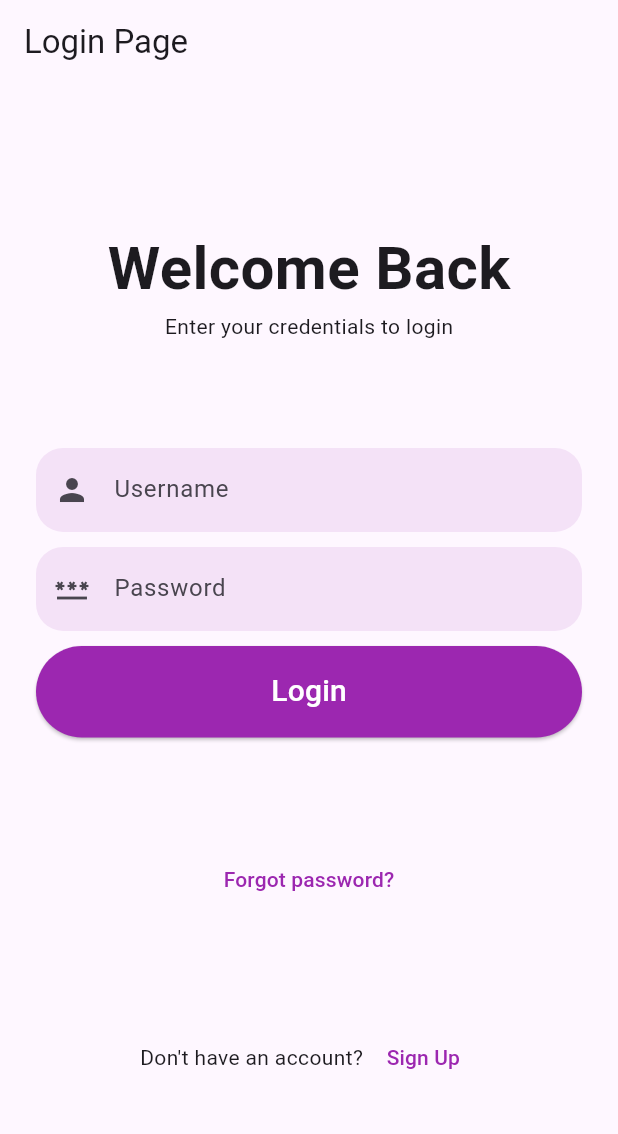
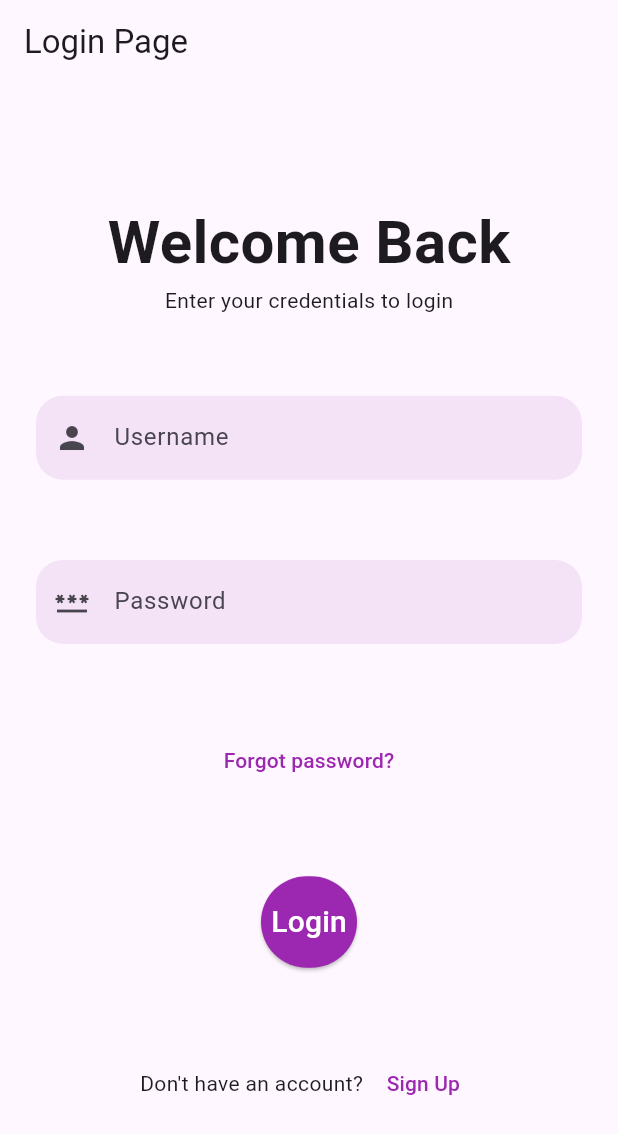
Before and after one commit to rawani123/JobPortal, a Flutter app: the screen it shows after launch, on a phone screen of 412 x 824 dp. Shown: the top 1134 px of the screen. Run offline on Flutter 3.47's test engine with Material 3 defaults, Android fonts, the phone set to English and light mode, and no system bars; our stand-ins replace dio.

```diff
--- a/lib/main.dart
+++ b/lib/main.dart
@@ -1,5 +1,7 @@
 import 'package:flutter/material.dart';
-import 'package:flutter_application_1/pages/login_page.dart';
+import 'package:flutter_application_1/pages/blog_page.dart';
+import 'package:flutter_application_1/pages/login_page.dart'; // Import your LoginPage widget
+import 'package:flutter_application_1/pages/register_page.dart'; // Import your SignupPage widget
 
 void main() {
   runApp(MyApp());
@@ -9,8 +11,13 @@ class MyApp extends StatelessWidget {
   @override
   Widget build(BuildContext context) {
     return MaterialApp(
-      debugShowCheckedModeBanner: false,
-      home: LoginPage(),
+      title: 'Your App Title',
+      initialRoute: '/login', // Set the initial route to the login page
+      routes: {
+        '/login': (context) => LoginPage(), // Define the route for the LoginPage
+        '/signup': (context) => SignupPage(), // Define the route for the SignupPage
+        '/blog': (context) => BlogPage(), // Define the route for the BlogPage
+      },
     );
   }
 }
--- a/lib/pages/login_page.dart
+++ b/lib/pages/login_page.dart
@@ -1,8 +1,59 @@
 import 'package:flutter/material.dart';
-import 'register_page.dart'; // Import the RegisterPage widget from its file
+import 'package:dio/dio.dart';
 
-class LoginPage extends StatelessWidget {
-  const LoginPage({Key? key});
+class LoginPage extends StatefulWidget {
+  const LoginPage({Key? key}) : super(key: key);
+
+  @override
+  _LoginPageState createState() => _LoginPageState();
+}
+
+class _LoginPageState extends State<LoginPage> {
+  final TextEditingController _usernameController = TextEditingController();
+  final TextEditingController _passwordController = TextEditingController();
+
+  Future<void> _login(BuildContext context) async {
+    final String username = _usernameController.text;
+    final String password = _passwordController.text;
+
+    try {
+      final Dio dio = Dio();
+      final response = await dio.post(
+        'http://10.0.2.2:3000/api/users/login', // Replace this with your actual login API URL
+        data: {
+          'username': username,
+          'password': password,
+        },
+      );
+
+      // Check response status code
+      if (response.statusCode == 200) {
+        // Login successful
+        print('Login successful: ${response.data}');
+
+        // Navigate to the blog page
+        Navigator.pushNamed(context, '/blog'); // Replace '/blog' with your actual route for the blog page
+      } else {
+        // Login failed
+        print('Login failed: ${response.data}');
+        ScaffoldMessenger.of(context).showSnackBar(
+          SnackBar(
+            content: Text('Login failed: ${response.data}'),
+            backgroundColor: Colors.red,
+          ),
+        );
+      }
+    } catch (error) {
+      // Handle Dio errors
+      print('Error logging in: $error');
+      ScaffoldMessenger.of(context).showSnackBar(
+        SnackBar(
+          content: Text('Error logging in: $error'),
+          backgroundColor: Colors.red,
+        ),
+      );
+    }
+  }
 
   @override
   Widget build(BuildContext context) {
@@ -15,9 +66,27 @@ class LoginPage extends StatelessWidget {
         child: Column(
           mainAxisAlignment: MainAxisAlignment.spaceEvenly,
           children: [
-            _header(context),
-            _inputField(context),
-            _forgotPassword(context),
+            const _Header(),
+            _inputField(_usernameController, 'Username'),
+            _inputField(_passwordController, 'Password', isPassword: true),
+            const _ForgotPassword(),
+            ElevatedButton(
+              onPressed: () {
+                _login(context);
+              },
+              style: ElevatedButton.styleFrom(
+                shape: const StadiumBorder(),
+                padding: const EdgeInsets.symmetric(vertical: 16),
+                backgroundColor: Colors.purple,
+              ),
+              child: const Text(
+                "Login",
+                style: TextStyle(
+                  fontSize: 20,
+                  color: Colors.white, // Set text color to white
+                ),
+              ),
+            ),
             _signup(context),
           ],
         ),
@@ -25,8 +94,46 @@ class LoginPage extends StatelessWidget {
     );
   }
 
-  Widget _header(context) {
-    return const Column(
+  Widget _inputField(TextEditingController controller, String hintText, {bool isPassword = false}) {
+    return TextField(
+      controller: controller,
+      decoration: InputDecoration(
+        hintText: hintText,
+        border: OutlineInputBorder(
+          borderRadius: BorderRadius.circular(18),
+          borderSide: BorderSide.none,
+        ),
+        fillColor: Colors.purple.withOpacity(0.1),
+        filled: true,
+        prefixIcon: Icon(isPassword ? Icons.password : Icons.person),
+      ),
+      obscureText: isPassword,
+    );
+  }
+
+  Widget _signup(BuildContext context) {
+    return Row(
+      mainAxisAlignment: MainAxisAlignment.center,
+      children: [
+        const Text("Don't have an account? "),
+        TextButton(
+          onPressed: () {
+            // Navigate to signup page
+            Navigator.pushNamed(context, '/signup');
+          },
+          child: const Text("Sign Up", style: TextStyle(color: Colors.purple)),
+        ),
+      ],
+    );
+  }
+}
+
+class _Header extends StatelessWidget {
+  const _Header({Key? key}) : super(key: key);
+
+  @override
+  Widget build(BuildContext context) {
+    return Column(
       children: [
         Text(
           "Welcome Back",
@@ -36,60 +143,13 @@ class LoginPage extends StatelessWidget {
       ],
     );
   }
+}
 
-  Widget _inputField(context) {
-    return Column(
-      crossAxisAlignment: CrossAxisAlignment.stretch,
-      children: [
-        TextField(
-          decoration: InputDecoration(
-            hintText: "Username",
-            border: OutlineInputBorder(
-              borderRadius: BorderRadius.circular(18),
-              borderSide: BorderSide.none,
-            ),
-            fillColor: Colors.purple.withOpacity(0.1),
-            filled: true,
-            prefixIcon: const Icon(Icons.person),
-          ),
-        ),
-        const SizedBox(height: 10),
-        TextField(
-          decoration: InputDecoration(
-            hintText: "Password",
-            border: OutlineInputBorder(
-              borderRadius: BorderRadius.circular(18),
-              borderSide: BorderSide.none,
-            ),
-            fillColor: Colors.purple.withOpacity(0.1),
-            filled: true,
-            prefixIcon: const Icon(Icons.password),
-          ),
-          obscureText: true,
-        ),
-        const SizedBox(height: 10),
-        ElevatedButton(
-          onPressed: () {
-            // Handle login logic here
-          },
-          style: ElevatedButton.styleFrom(
-            shape: const StadiumBorder(),
-            padding: const EdgeInsets.symmetric(vertical: 16),
-            backgroundColor: Colors.purple,
-          ),
-          child: const Text(
-            "Login",
-            style: TextStyle(
-              fontSize: 20,
-              color: Colors.white, // Set text color to white
-            ),
-          ),
-        )
-      ],
-    );
-  }
+class _ForgotPassword extends StatelessWidget {
+  const _ForgotPassword({Key? key}) : super(key: key);
 
-  Widget _forgotPassword(context) {
+  @override
+  Widget build(BuildContext context) {
     return TextButton(
       onPressed: () {
         // Handle forgot password logic here
@@ -100,22 +160,4 @@ class LoginPage extends StatelessWidget {
       ),
     );
   }
-
-  Widget _signup(context) {
-    return Row(
-      mainAxisAlignment: MainAxisAlignment.center,
-      children: [
-        const Text("Don't have an account? "),
-        TextButton(
-          onPressed: () {
-            Navigator.push(
-              context,
-              MaterialPageRoute(builder: (context) => SignupPage()),
-            );
-          },
-          child: const Text("Sign Up", style: TextStyle(color: Colors.purple)),
-        ),
-      ],
-    );
-  }
 }
--- a/pubspec.yaml
+++ b/pubspec.yaml
@@ -32,6 +32,7 @@ dependencies:
     sdk: flutter
   http: ^0.13.3
   dio: ^4.0.0
+  shared_preferences: ^2.0.0
 
 
   # The following adds the Cupertino Icons font to your application.
```
Also changed, not shown: lib/pages/blog_page.dart (added, +83 -0 lines), lib/pages/register_page.dart (+7 -2 lines), pubspec.lock, 4 other files.
